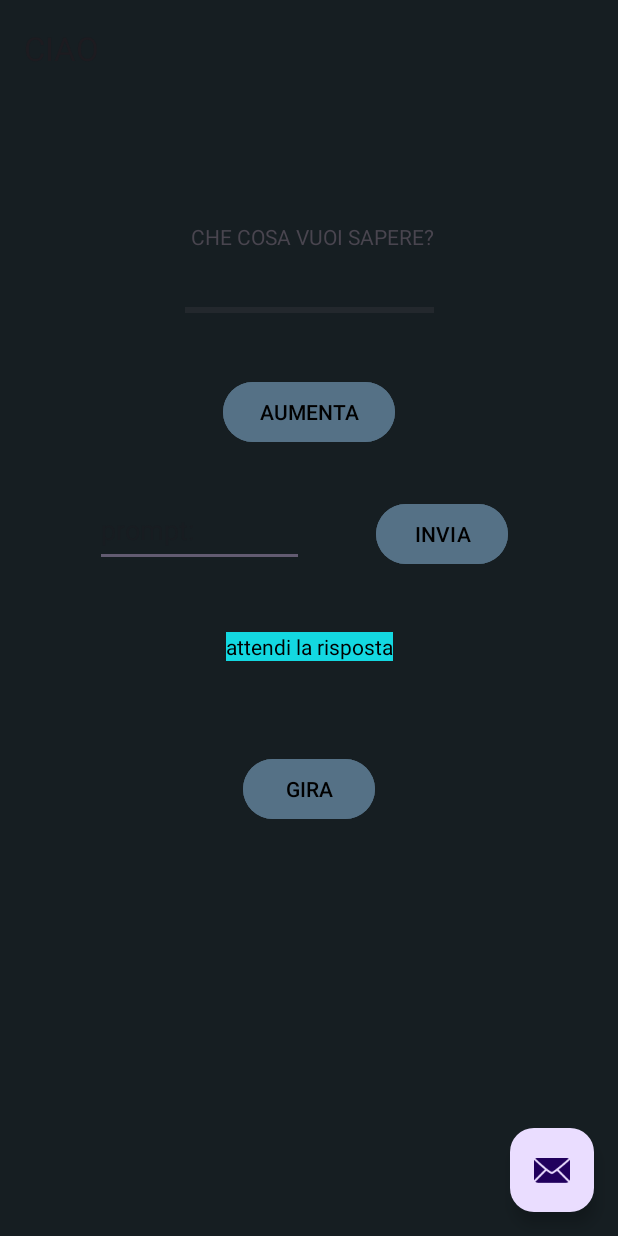
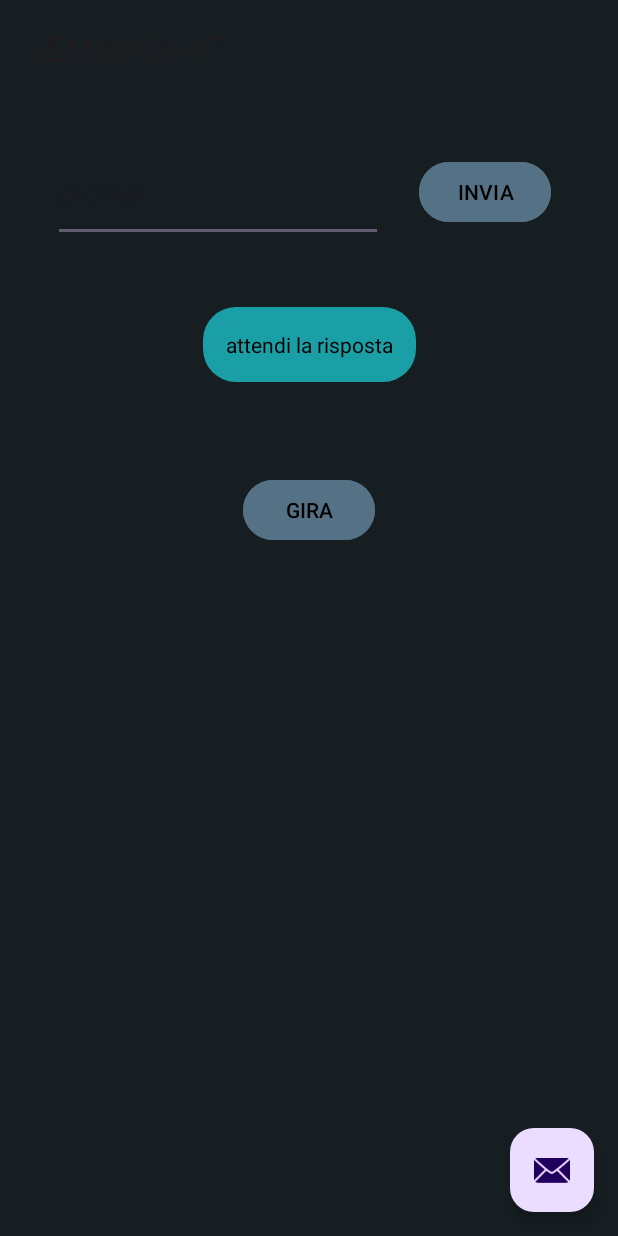
Before and after one commit to Artur73737/app-java, an Android app: the screen it shows after launch (MainActivity), on a phone screen of 412 x 824 dp. Run offline under Robolectric (Android 15) with nearby library versions, the phone set to English and light mode, and no system bars; our stand-ins replace navigation-ui; libraries missing offline, so code that uses them is left out: com.google.ai.client; 2 statements that could not run were skipped.

Commit message:
color texview

```diff
--- a/app/src/main/java/com/example/home/FirstFragment.java
+++ b/app/src/main/java/com/example/home/FirstFragment.java
@@ -73,6 +73,7 @@ public class FirstFragment extends Fragment {
                     String resultText = result.getText();
                     handler.post(() -> {
                         binding.geminiresponse.setText(resultText);
+
                     });
                 }
 
@@ -90,13 +91,6 @@ public class FirstFragment extends Fragment {
 
 
 
-
-
-
-        binding.button.setOnClickListener(v -> {
-            conta+=2;
-            binding.progressBar.setProgress(conta);
-        });
 
 
         // Imposta un listener per il click del pulsante
--- /dev/null
+++ b/app/src/main/res/drawable/radius.xml
@@ -0,0 +1,4 @@
+<?xml version="1.0" encoding="utf-8"?>
+<shape xmlns:android="http://schemas.android.com/apk/res/android">
+    <corners android:radius="22dip"/>
+</shape>
--- a/app/src/main/res/layout/fragment_first.xml
+++ b/app/src/main/res/layout/fragment_first.xml
@@ -10,6 +10,7 @@
         android:id="@+id/firstFragment"
         android:layout_width="match_parent"
         android:layout_height="match_parent"
+        android:forceDarkAllowed="false"
         android:padding="16dip">
 
         <Button
@@ -27,45 +28,6 @@
             app:layout_constraintTop_toBottomOf="@+id/geminiresponse" />
 
         <TextView
-            android:id="@+id/textView"
-            android:layout_width="wrap_content"
-            android:layout_height="wrap_content"
-            android:layout_marginStart="160dip"
-            android:layout_marginTop="68dp"
-            android:layout_marginEnd="160dip"
-            android:text="@string/che_cazzo_vuoi_sapere"
-            app:layout_constraintEnd_toEndOf="parent"
-            app:layout_constraintHorizontal_bias="0.48"
-            app:layout_constraintStart_toStartOf="parent"
-            app:layout_constraintTop_toTopOf="parent" />
-
-        <ProgressBar
-            android:id="@+id/progressBar"
-            style="?android:attr/progressBarStyleHorizontal"
-            android:layout_width="166dip"
-            android:layout_height="24dip"
-            android:layout_marginStart="136dip"
-            android:layout_marginTop="27dip"
-            android:layout_marginEnd="136dip"
-            android:clickable="true"
-            app:layout_constraintEnd_toEndOf="parent"
-            app:layout_constraintStart_toStartOf="parent"
-            app:layout_constraintTop_toBottomOf="@+id/textView"
-            tools:ignore="TouchTargetSizeCheck" />
-
-        <Button
-            android:id="@+id/button"
-            android:layout_width="wrap_content"
-            android:layout_height="wrap_content"
-            android:layout_marginTop="32dip"
-            android:backgroundTint="@color/azzurro"
-            android:text="@string/aumenta"
-            android:textColor="@color/black"
-            app:layout_constraintEnd_toEndOf="parent"
-            app:layout_constraintStart_toStartOf="parent"
-            app:layout_constraintTop_toBottomOf="@+id/progressBar" />
-
-        <TextView
             android:id="@+id/geminiresponse"
             android:layout_width="wrap_content"
             android:layout_height="wrap_content"
@@ -73,10 +35,12 @@
             android:layout_marginTop="43dip"
             android:layout_marginEnd="175dip"
             android:autoText="false"
+            android:background="@drawable/radius"
             android:backgroundTint="@color/prova"
             android:cursorVisible="false"
             android:justificationMode="inter_word"
             android:keepScreenOn="false"
+            android:padding="15dip"
             android:scrollIndicators="right"
             android:text="@string/attendi_la_risposta"
             android:textAllCaps="false"
@@ -94,27 +58,27 @@
             android:layout_width="wrap_content"
             android:layout_height="wrap_content"
             android:layout_marginStart="8dip"
-            android:layout_marginTop="33dip"
+            android:layout_marginTop="24dip"
             android:layout_marginEnd="33dip"
             android:backgroundTint="@color/azzurro"
             android:text="@string/invia"
             android:textColor="@color/black"
             app:layout_constraintEnd_toEndOf="parent"
             app:layout_constraintStart_toEndOf="@+id/geminiprompt"
-            app:layout_constraintTop_toBottomOf="@+id/button" />
+            app:layout_constraintTop_toTopOf="parent" />
 
         <MultiAutoCompleteTextView
             android:id="@+id/geminiprompt"
-            android:layout_width="139dip"
-            android:layout_height="49dip"
+            android:layout_width="220dip"
+            android:layout_height="65dip"
             android:layout_marginStart="23dip"
-            android:layout_marginTop="30dip"
+            android:layout_marginTop="16dip"
             android:layout_marginEnd="16dip"
             android:hint="@string/prompt"
             android:minHeight="48dip"
             app:layout_constraintEnd_toStartOf="@+id/inviagemini"
             app:layout_constraintStart_toStartOf="parent"
-            app:layout_constraintTop_toBottomOf="@+id/button"
+            app:layout_constraintTop_toTopOf="parent"
             tools:ignore="DuplicateSpeakableTextCheck" />
 
     </androidx.constraintlayout.widget.ConstraintLayout>
--- a/app/src/main/res/layout/fragment_second.xml
+++ b/app/src/main/res/layout/fragment_second.xml
@@ -47,6 +47,7 @@
             app:layout_constraintStart_toStartOf="parent"
             app:layout_constraintTop_toTopOf="parent"
             app:layout_constraintVertical_bias="1.0" />-->
+
         <ImageView
             android:id="@+id/imageView"
             android:layout_width="378dip"
--- a/app/src/main/res/values/colors.xml
+++ b/app/src/main/res/values/colors.xml
@@ -2,7 +2,7 @@
 <resources>
     <color name="black">#FF000000</color>
     <color name="white">#FFFFFFFF</color>
-    <color name="prova">#13D8E1</color>
+    <color name="prova">#199FA5</color>
     <color name="azzurro">#557186</color>
     <color name="azzurro_dark">#3d5160</color>
     <color name="blue">#161e22</color>
--- a/app/src/main/res/values/strings.xml
+++ b/app/src/main/res/values/strings.xml
@@ -2,7 +2,7 @@
     <string name="app_name">HOME</string>
     <string name="action_settings">Settings</string>
     <!-- Strings used for fragments for navigation -->
-    <string name="first_fragment_label">CIAO</string>
+    <string name="first_fragment_label">GEMINI CHAT</string>
     <string name="second_fragment_label">PIPPONE</string>
     <string name="next">GIRA</string>
     <string name="num">inserisci giorno</string>
```
